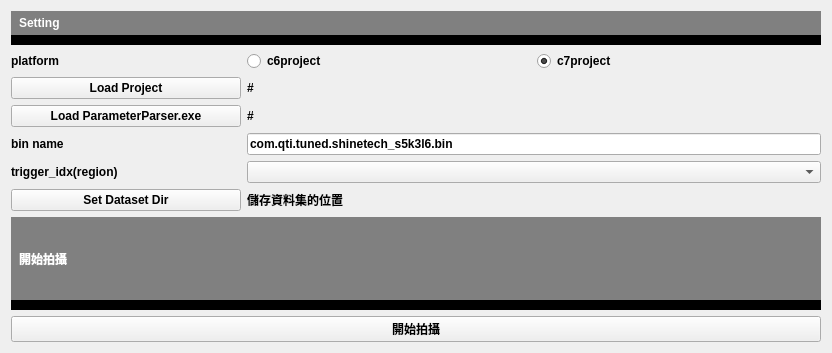
YuTing-Fang1999/FIH-tool, file NTU/MLGenDataset/UI.ui: the form before one commit.
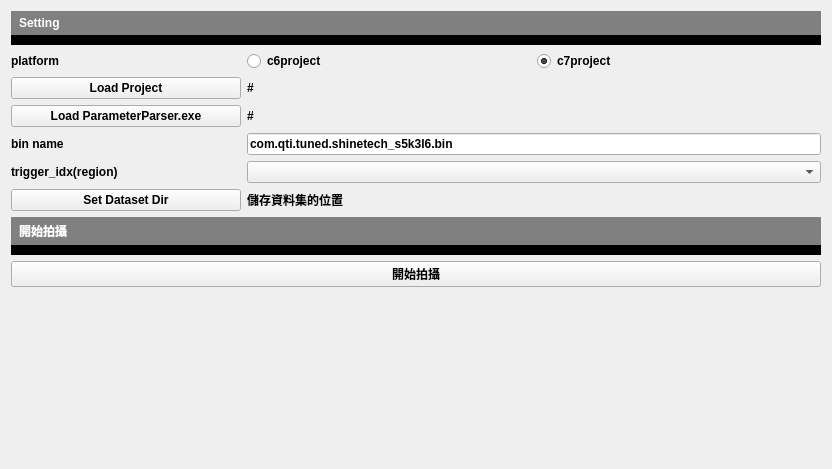
The form after the commit.

```diff
--- a/NTU/MLGenDataset/UI.ui
+++ b/NTU/MLGenDataset/UI.ui
@@ -7,7 +7,7 @@
     <x>0</x>
     <y>0</y>
     <width>832</width>
-    <height>353</height>
+    <height>469</height>
    </rect>
   </property>
   <property name="windowTitle">
@@ -184,6 +184,19 @@
      </item>
     </layout>
    </item>
+   <item>
+    <spacer name="verticalSpacer">
+     <property name="orientation">
+      <enum>Qt::Vertical</enum>
+     </property>
+     <property name="sizeHint" stdset="0">
+      <size>
+       <width>20</width>
+       <height>40</height>
+      </size>
+     </property>
+    </spacer>
+   </item>
   </layout>
  </widget>
  <resources/>
```
